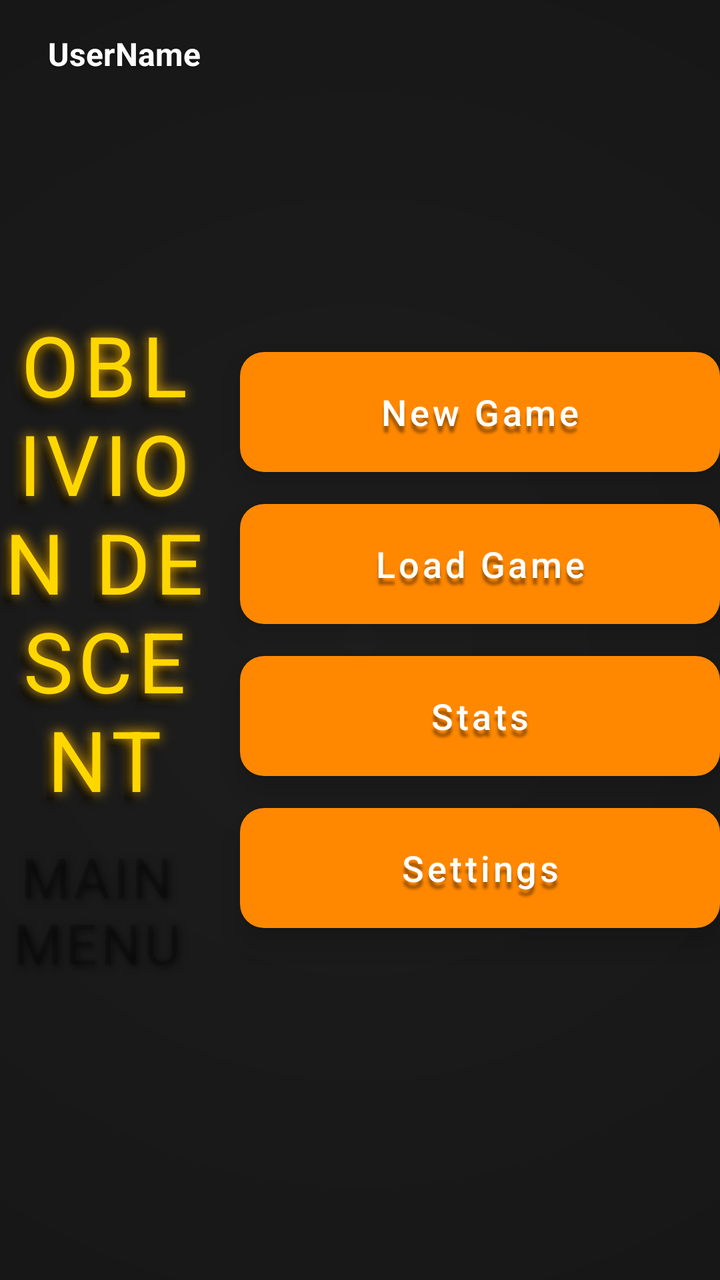
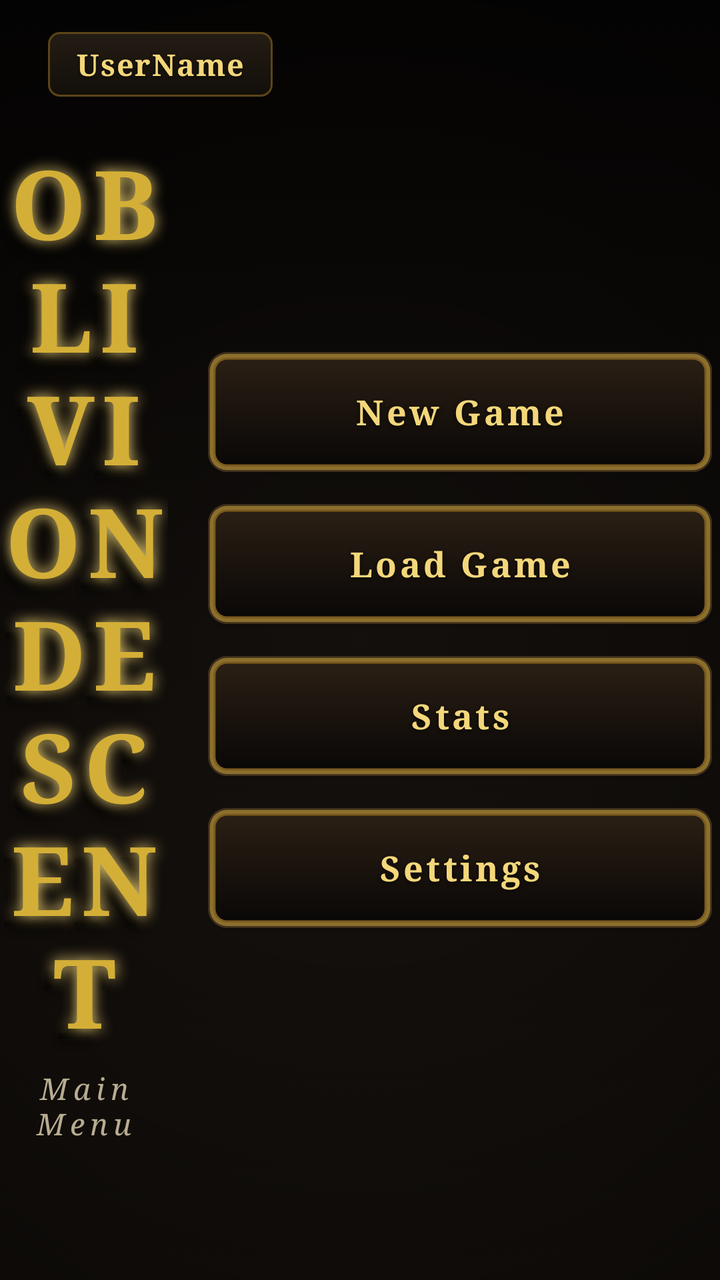

The first picture is an Android layout as it rendered before a commit; the second is the same layout after the commit. The layout source and the unified diff follow.
<!-- AndroidManifest.xml: activity theme Theme.MaterialComponents.DayNight.NoActionBar -->
<!-- res/layout/activity_menu.xml -->
<?xml version="1.0" encoding="utf-8"?>
<androidx.constraintlayout.widget.ConstraintLayout
    xmlns:android="http://schemas.android.com/apk/res/android"
    xmlns:app="http://schemas.android.com/apk/res-auto"
    xmlns:tools="http://schemas.android.com/tools"
    android:id="@+id/mainMenuLayout"
    android:layout_width="match_parent"
    android:layout_height="match_parent"
    android:background="#1E1E1E">

    <View
        android:id="@+id/vignetteOverlay"
        android:layout_width="match_parent"
        android:layout_height="match_parent"
        android:background="@drawable/vignette_overlay"
        android:alpha="0.92" />

    <TextView
        android:id="@+id/tvUsername"
        android:layout_width="wrap_content"
        android:layout_height="wrap_content"
        android:text="UserName"
        android:textColor="@android:color/white"
        android:textSize="16sp"
        android:textStyle="bold"
        app:layout_constraintTop_toTopOf="parent"
        app:layout_constraintStart_toStartOf="parent"
        android:layout_marginTop="16dp"
        android:layout_marginStart="24dp"
        android:shadowColor="#66000000"
        android:shadowDx="0"
        android:shadowDy="1"
        android:shadowRadius="3" />

    <TextView
        android:id="@+id/GameTitleBack"
        android:layout_width="0dp"
        android:layout_height="wrap_content"
        android:text="Oblivion Descent"
        android:textAllCaps="true"
        android:textSize="42sp"
        android:textColor="#33000000"
        android:gravity="center"
        android:letterSpacing="0.06"
        android:shadowColor="#99000000"
        android:shadowDx="3"
        android:shadowDy="3"
        android:shadowRadius="8"
        app:layout_constraintBottom_toTopOf="@+id/MainMenu"
        app:layout_constraintStart_toStartOf="parent"
        app:layout_constraintEnd_toStartOf="@+id/btn_new_game"
        app:layout_constraintTop_toTopOf="parent"
        app:layout_constraintVertical_chainStyle="packed"
        android:layout_marginEnd="16dp"
        android:translationX="-4dp"
        android:translationY="4dp"
        tools:ignore="HardcodedText" />

    <TextView
        android:id="@+id/GameTitleFront"
        android:layout_width="0dp"
        android:layout_height="wrap_content"
        android:text="Oblivion Descent"
        android:textAllCaps="true"
        android:textSize="42sp"
        android:textColor="#FFD700"
        android:gravity="center"
        android:letterSpacing="0.06"
        android:shadowColor="#FFB700"
        android:shadowDx="0"
        android:shadowDy="0"
        android:shadowRadius="16"
        app:layout_constraintBottom_toBottomOf="@+id/GameTitleBack"
        app:layout_constraintStart_toStartOf="@+id/GameTitleBack"
        app:layout_constraintEnd_toEndOf="@+id/GameTitleBack"
        app:layout_constraintTop_toTopOf="@+id/GameTitleBack"
        tools:ignore="HardcodedText" />

    <TextView
        android:id="@+id/MainMenu"
        android:layout_width="0dp"
        android:layout_height="wrap_content"
        android:text="Main Menu"
        android:textAllCaps="true"
        android:textSize="28sp"
        android:textColor="#33000000"
        android:gravity="center"
        android:letterSpacing="0.06"
        android:shadowColor="#99000000"
        android:shadowDx="3"
        android:shadowDy="3"
        android:shadowRadius="8"
        app:layout_constraintTop_toBottomOf="@id/GameTitleBack"
        app:layout_constraintBottom_toBottomOf="parent"
        app:layout_constraintStart_toStartOf="@+id/GameTitleBack"
        app:layout_constraintEnd_toEndOf="@+id/GameTitleBack"
        android:layout_marginTop="8dp"
        android:translationX="-4dp"
        android:translationY="4dp"
        tools:ignore="HardcodedText" />

    <com.google.android.material.button.MaterialButton
        android:id="@+id/btn_new_game"
        android:layout_width="240dp"
        android:layout_height="60dp"
        android:text="New Game"
        android:textAllCaps="false"
        android:textColor="#FFFFFF"
        android:textSize="18sp"
        android:shadowColor="#66000000"
        android:shadowDx="0"
        android:shadowDy="10"
        android:shadowRadius="3"
        app:backgroundTint="@null"
        android:background="@drawable/btn_login"
        android:translationZ="8dp"
        app:layout_constraintVertical_chainStyle="packed"
        app:layout_constraintTop_toTopOf="parent"
        app:layout_constraintBottom_toTopOf="@+id/btn_load_game"
        app:layout_constraintEnd_toEndOf="parent"
        app:layout_constraintStart_toEndOf="@+id/GameTitleBack"
        android:layout_marginBottom="16dp"
        tools:ignore="HardcodedText" />

    <com.google.android.material.button.MaterialButton
        android:id="@+id/btn_load_game"
        android:layout_width="240dp"
        android:layout_height="60dp"
        android:text="Load Game"
        android:textAllCaps="false"
        android:textColor="#FFFFFF"
        android:textSize="18sp"
        android:shadowColor="#66000000"
        android:shadowDx="0"
        android:shadowDy="10"
        android:shadowRadius="3"
        app:backgroundTint="@null"
        android:background="@drawable/btn_login"
        android:translationZ="8dp"
        app:layout_constraintTop_toBottomOf="@+id/btn_new_game"
        app:layout_constraintBottom_toTopOf="@+id/btn_stats"
        app:layout_constraintStart_toStartOf="@+id/btn_new_game"
        app:layout_constraintEnd_toEndOf="@+id/btn_new_game"
        android:layout_marginBottom="16dp"
        tools:ignore="HardcodedText" />

    <com.google.android.material.button.MaterialButton
        android:id="@+id/btn_stats"
        android:layout_width="240dp"
        android:layout_height="60dp"
        android:text="Stats"
        android:textAllCaps="false"
        android:textColor="#FFFFFF"
        android:textSize="18sp"
        android:shadowColor="#66000000"
        android:shadowDx="0"
        android:shadowDy="10"
        android:shadowRadius="3"
        app:backgroundTint="@null"
        android:background="@drawable/btn_login"
        android:translationZ="8dp"
        app:layout_constraintTop_toBottomOf="@+id/btn_load_game"
        app:layout_constraintBottom_toTopOf="@+id/btn_settings"
        app:layout_constraintStart_toStartOf="@+id/btn_new_game"
        app:layout_constraintEnd_toEndOf="@+id/btn_new_game"
        android:layout_marginBottom="16dp"
        tools:ignore="HardcodedText" />

    <com.google.android.material.button.MaterialButton
        android:id="@+id/btn_settings"
        android:layout_width="240dp"
        android:layout_height="60dp"
        android:text="Settings"
        android:textAllCaps="false"
        android:textColor="#FFFFFF"
        android:textSize="18sp"
        android:shadowColor="#66000000"
        android:shadowDx="0"
        android:shadowDy="10"
        android:shadowRadius="3"
        app:backgroundTint="@null"
        android:background="@drawable/btn_login"
        android:translationZ="8dp"
        app:layout_constraintTop_toBottomOf="@+id/btn_stats"
        app:layout_constraintBottom_toBottomOf="parent"
        app:layout_constraintStart_toStartOf="@+id/btn_new_game"
        app:layout_constraintEnd_toEndOf="@+id/btn_new_game"
        tools:ignore="HardcodedText" />

</androidx.constraintlayout.widget.ConstraintLayout>
<!-- resources referenced by this layout -->
<resources>
  <!-- drawable btn_login (drawable) -->
  <ripple xmlns:android="http://schemas.android.com/apk/res/android"
      android:color="#33FFD700">
      <item android:id="@android:id/mask">
          <shape android:shape="rectangle">
              <solid android:color="#FFD700"/>
              <corners android:radius="12dp"/>
          </shape>
      </item>
      <item>
          <shape android:shape="rectangle">
              <solid android:color="#FF8800"/>
              <corners android:radius="12dp"/>
          </shape>
      </item>
  </ripple>
  <!-- drawable vignette_overlay (drawable) -->
  <shape xmlns:android="http://schemas.android.com/apk/res/android">
      <gradient
          android:type="radial"
          android:gradientRadius="500dp"
          android:startColor="#00000000"
          android:endColor="#55000000"
          android:centerX="0.5"
          android:centerY="0.5"/>
  </shape>
</resources>

<!-- the commit's change to res/layout/activity_menu.xml (unified diff, before → after) -->
@@ -6,28 +6,36 @@
     android:id="@+id/mainMenuLayout"
     android:layout_width="match_parent"
     android:layout_height="match_parent"
-    android:background="#1E1E1E">
+    android:background="@drawable/game_background">
 
     <View
         android:id="@+id/vignetteOverlay"
         android:layout_width="match_parent"
         android:layout_height="match_parent"
         android:background="@drawable/vignette_overlay"
-        android:alpha="0.92" />
+        android:alpha="0.94"
+        android:animation="@anim/slow_pulse" />
 
     <TextView
         android:id="@+id/tvUsername"
         android:layout_width="wrap_content"
         android:layout_height="wrap_content"
         android:text="UserName"
-        android:textColor="@android:color/white"
-        android:textSize="16sp"
-        android:textStyle="bold"
+        android:textColor="@color/gold_glow"
+        android:textSize="15sp"
+        android:textStyle="bold"
+        android:fontFamily="serif"
+        android:letterSpacing="0.04"
         app:layout_constraintTop_toTopOf="parent"
         app:layout_constraintStart_toStartOf="parent"
         android:layout_marginTop="16dp"
         android:layout_marginStart="24dp"
-        android:shadowColor="#66000000"
+        android:paddingStart="14dp"
+        android:paddingEnd="14dp"
+        android:paddingTop="6dp"
+        android:paddingBottom="6dp"
+        android:background="@drawable/hud_panel"
+        android:shadowColor="@color/ink_shadow"
         android:shadowDx="0"
         android:shadowDy="1"
         android:shadowRadius="3" />
@@ -38,22 +46,24 @@
         android:layout_height="wrap_content"
         android:text="Oblivion Descent"
         android:textAllCaps="true"
-        android:textSize="42sp"
-        android:textColor="#33000000"
+        android:textSize="48sp"
+        android:textStyle="bold"
+        android:fontFamily="serif"
+        android:textColor="#66000000"
         android:gravity="center"
-        android:letterSpacing="0.06"
-        android:shadowColor="#99000000"
-        android:shadowDx="3"
-        android:shadowDy="3"
-        android:shadowRadius="8"
+        android:letterSpacing="0.08"
+        android:shadowColor="#CC000000"
+        android:shadowDx="4"
+        android:shadowDy="4"
+        android:shadowRadius="10"
         app:layout_constraintBottom_toTopOf="@+id/MainMenu"
         app:layout_constraintStart_toStartOf="parent"
         app:layout_constraintEnd_toStartOf="@+id/btn_new_game"
         app:layout_constraintTop_toTopOf="parent"
         app:layout_constraintVertical_chainStyle="packed"
         android:layout_marginEnd="16dp"
-        android:translationX="-4dp"
-        android:translationY="4dp"
+        android:translationX="-5dp"
+        android:translationY="5dp"
         tools:ignore="HardcodedText" />
 
     <TextView
@@ -62,14 +72,17 @@
         android:layout_height="wrap_content"
         android:text="Oblivion Descent"
         android:textAllCaps="true"
-        android:textSize="42sp"
-        android:textColor="#FFD700"
+        android:textSize="48sp"
+        android:textStyle="bold"
+        android:fontFamily="serif"
+        android:textColor="@color/gold_bright"
         android:gravity="center"
-        android:letterSpacing="0.06"
-        android:shadowColor="#FFB700"
+        android:letterSpacing="0.08"
+        android:shadowColor="@color/gold_glow"
         android:shadowDx="0"
         android:shadowDy="0"
-        android:shadowRadius="16"
+        android:shadowRadius="18"
+        android:animation="@anim/glow_pulse"
         app:layout_constraintBottom_toBottomOf="@+id/GameTitleBack"
         app:layout_constraintStart_toStartOf="@+id/GameTitleBack"
         app:layout_constraintEnd_toEndOf="@+id/GameTitleBack"
@@ -81,106 +94,118 @@
         android:layout_width="0dp"
         android:layout_height="wrap_content"
         android:text="Main Menu"
-        android:textAllCaps="true"
-        android:textSize="28sp"
-        android:textColor="#33000000"
+        android:textSize="15sp"
+        android:textStyle="italic"
+        android:fontFamily="serif"
+        android:textColor="@color/bone_dim"
         android:gravity="center"
-        android:letterSpacing="0.06"
-        android:shadowColor="#99000000"
-        android:shadowDx="3"
-        android:shadowDy="3"
-        android:shadowRadius="8"
+        android:letterSpacing="0.18"
+        android:animation="@anim/fade_in_delayed"
         app:layout_constraintTop_toBottomOf="@id/GameTitleBack"
         app:layout_constraintBottom_toBottomOf="parent"
         app:layout_constraintStart_toStartOf="@+id/GameTitleBack"
         app:layout_constraintEnd_toEndOf="@+id/GameTitleBack"
-        android:layout_marginTop="8dp"
-        android:translationX="-4dp"
-        android:translationY="4dp"
+        android:layout_marginTop="6dp"
         tools:ignore="HardcodedText" />
 
     <com.google.android.material.button.MaterialButton
         android:id="@+id/btn_new_game"
-        android:layout_width="240dp"
-        android:layout_height="60dp"
+        android:layout_width="260dp"
+        android:layout_height="62dp"
         android:text="New Game"
         android:textAllCaps="false"
-        android:textColor="#FFFFFF"
-        android:textSize="18sp"
-        android:shadowColor="#66000000"
-        android:shadowDx="0"
-        android:shadowDy="10"
-        android:shadowRadius="3"
-        app:backgroundTint="@null"
-        android:background="@drawable/btn_login"
-        android:translationZ="8dp"
+        android:textColor="@color/gold_glow"
+        android:textSize="18sp"
+        android:textStyle="bold"
+        android:fontFamily="serif"
+        android:letterSpacing="0.08"
+        android:shadowColor="@color/ink_shadow"
+        android:shadowDx="0"
+        android:shadowDy="2"
+        android:shadowRadius="4"
+        app:backgroundTint="@null"
+        android:background="@drawable/btn_login"
+        android:stateListAnimator="@animator/button_elevation_anim"
+        android:translationZ="6dp"
         app:layout_constraintVertical_chainStyle="packed"
         app:layout_constraintTop_toTopOf="parent"
         app:layout_constraintBottom_toTopOf="@+id/btn_load_game"
         app:layout_constraintEnd_toEndOf="parent"
         app:layout_constraintStart_toEndOf="@+id/GameTitleBack"
-        android:layout_marginBottom="16dp"
+        android:layout_marginBottom="14dp"
         tools:ignore="HardcodedText" />
 
     <com.google.android.material.button.MaterialButton
         android:id="@+id/btn_load_game"
-        android:layout_width="240dp"
-        android:layout_height="60dp"
+        android:layout_width="260dp"
+        android:layout_height="62dp"
         android:text="Load Game"
         android:textAllCaps="false"
-        android:textColor="#FFFFFF"
-        android:textSize="18sp"
-        android:shadowColor="#66000000"
-        android:shadowDx="0"
-        android:shadowDy="10"
-        android:shadowRadius="3"
-        app:backgroundTint="@null"
-        android:background="@drawable/btn_login"
-        android:translationZ="8dp"
+        android:textColor="@color/gold_glow"
+        android:textSize="18sp"
+        android:textStyle="bold"
+        android:fontFamily="serif"
+        android:letterSpacing="0.08"
+        android:shadowColor="@color/ink_shadow"
+        android:shadowDx="0"
+        android:shadowDy="2"
+        android:shadowRadius="4"
+        app:backgroundTint="@null"
+        android:background="@drawable/btn_login"
+        android:stateListAnimator="@animator/button_elevation_anim"
+        android:translationZ="6dp"
         app:layout_constraintTop_toBottomOf="@+id/btn_new_game"
         app:layout_constraintBottom_toTopOf="@+id/btn_stats"
         app:layout_constraintStart_toStartOf="@+id/btn_new_game"
         app:layout_constraintEnd_toEndOf="@+id/btn_new_game"
-        android:layout_marginBottom="16dp"
+        android:layout_marginBottom="14dp"
         tools:ignore="HardcodedText" />
 
     <com.google.android.material.button.MaterialButton
         android:id="@+id/btn_stats"
-        android:layout_width="240dp"
-        android:layout_height="60dp"
+        android:layout_width="260dp"
+        android:layout_height="62dp"
         android:text="Stats"
         android:textAllCaps="false"
-        android:textColor="#FFFFFF"
-        android:textSize="18sp"
-        android:shadowColor="#66000000"
-        android:shadowDx="0"
-        android:shadowDy="10"
-        android:shadowRadius="3"
-        app:backgroundTint="@null"
-        android:background="@drawable/btn_login"
-        android:translationZ="8dp"
+        android:textColor="@color/gold_glow"
+        android:textSize="18sp"
+        android:textStyle="bold"
+        android:fontFamily="serif"
+        android:letterSpacing="0.08"
+        android:shadowColor="@color/ink_shadow"
+        android:shadowDx="0"
+        android:shadowDy="2"
+        android:shadowRadius="4"
+        app:backgroundTint="@null"
+        android:background="@drawable/btn_login"
+        android:stateListAnimator="@animator/button_elevation_anim"
+        android:translationZ="6dp"
         app:layout_constraintTop_toBottomOf="@+id/btn_load_game"
         app:layout_constraintBottom_toTopOf="@+id/btn_settings"
         app:layout_constraintStart_toStartOf="@+id/btn_new_game"
         app:layout_constraintEnd_toEndOf="@+id/btn_new_game"
-        android:layout_marginBottom="16dp"
+        android:layout_marginBottom="14dp"
         tools:ignore="HardcodedText" />
 
     <com.google.android.material.button.MaterialButton
         android:id="@+id/btn_settings"
-        android:layout_width="240dp"
-        android:layout_height="60dp"
+        android:layout_width="260dp"
+        android:layout_height="62dp"
         android:text="Settings"
         android:textAllCaps="false"
-        android:textColor="#FFFFFF"
-        android:textSize="18sp"
-        android:shadowColor="#66000000"
-        android:shadowDx="0"
-        android:shadowDy="10"
-        android:shadowRadius="3"
-        app:backgroundTint="@null"
-        android:background="@drawable/btn_login"
-        android:translationZ="8dp"
+        android:textColor="@color/gold_glow"
+        android:textSize="18sp"
+        android:textStyle="bold"
+        android:fontFamily="serif"
+        android:letterSpacing="0.08"
+        android:shadowColor="@color/ink_shadow"
+        android:shadowDx="0"
+        android:shadowDy="2"
+        android:shadowRadius="4"
+        app:backgroundTint="@null"
+        android:background="@drawable/btn_login"
+        android:stateListAnimator="@animator/button_elevation_anim"
+        android:translationZ="6dp"
         app:layout_constraintTop_toBottomOf="@+id/btn_stats"
         app:layout_constraintBottom_toBottomOf="parent"
         app:layout_constraintStart_toStartOf="@+id/btn_new_game"
<!-- resource entries referenced after the edit -->
@@ -1,30 +1,62 @@
 <!-- resources referenced by this layout -->
 <resources>
-  <!-- drawable btn_login (drawable) -->
-  <ripple xmlns:android="http://schemas.android.com/apk/res/android"
-      android:color="#33FFD700">
-      <item android:id="@android:id/mask">
-          <shape android:shape="rectangle">
-              <solid android:color="#FFD700"/>
-              <corners android:radius="12dp"/>
+  <color name="bone_dim">#B8AC91</color>
+  <color name="gold_bright">#D4AF37</color>
+  <color name="gold_glow">#F4D77A</color>
+  <color name="ink_shadow">#0A0807</color>
+  <!-- drawable btn_login: vector/xml drawable (drawable, 3325 chars, omitted) -->
+  <!-- drawable game_background (drawable) -->
+  <?xml version="1.0" encoding="utf-8"?>
+  <selector xmlns:android="http://schemas.android.com/apk/res/android">
+      <item>
+          <shape>
+              <gradient
+                  android:type="linear"
+                  android:angle="270"
+                  android:startColor="@color/bg_deepest"
+                  android:centerColor="@color/bg_base"
+                  android:endColor="@color/bg_surface"/>
           </shape>
       </item>
+  </selector>
+  <!-- drawable hud_panel (drawable) -->
+  <?xml version="1.0" encoding="utf-8"?>
+  <layer-list xmlns:android="http://schemas.android.com/apk/res/android">
+  
       <item>
           <shape android:shape="rectangle">
-              <solid android:color="#FF8800"/>
-              <corners android:radius="12dp"/>
+              <solid android:color="@color/border_gold_inner"/>
+              <corners android:radius="6dp"/>
           </shape>
       </item>
-  </ripple>
+  
+      <item android:left="1dp" android:top="1dp" android:right="1dp" android:bottom="1dp">
+          <shape android:shape="rectangle">
+              <gradient
+                  android:type="linear"
+                  android:angle="270"
+                  android:startColor="#E61E1813"
+                  android:endColor="#E60A0807"/>
+              <corners android:radius="5dp"/>
+          </shape>
+      </item>
+  
+  </layer-list>
   <!-- drawable vignette_overlay (drawable) -->
+  <?xml version="1.0" encoding="utf-8"?>
   <shape xmlns:android="http://schemas.android.com/apk/res/android">
       <gradient
           android:type="radial"
-          android:gradientRadius="500dp"
+          android:gradientRadius="640dp"
           android:startColor="#00000000"
-          android:endColor="#55000000"
+          android:centerColor="#88000000"
+          android:endColor="#FF000000"
           android:centerX="0.5"
           android:centerY="0.5"/>
   </shape>
+  <color name="bg_deepest">#0A0807</color>
+  <color name="bg_base">#14100D</color>
+  <color name="bg_surface">#1E1813</color>
+  <color name="border_gold_inner">#5C4517</color>
 </resources>
 
